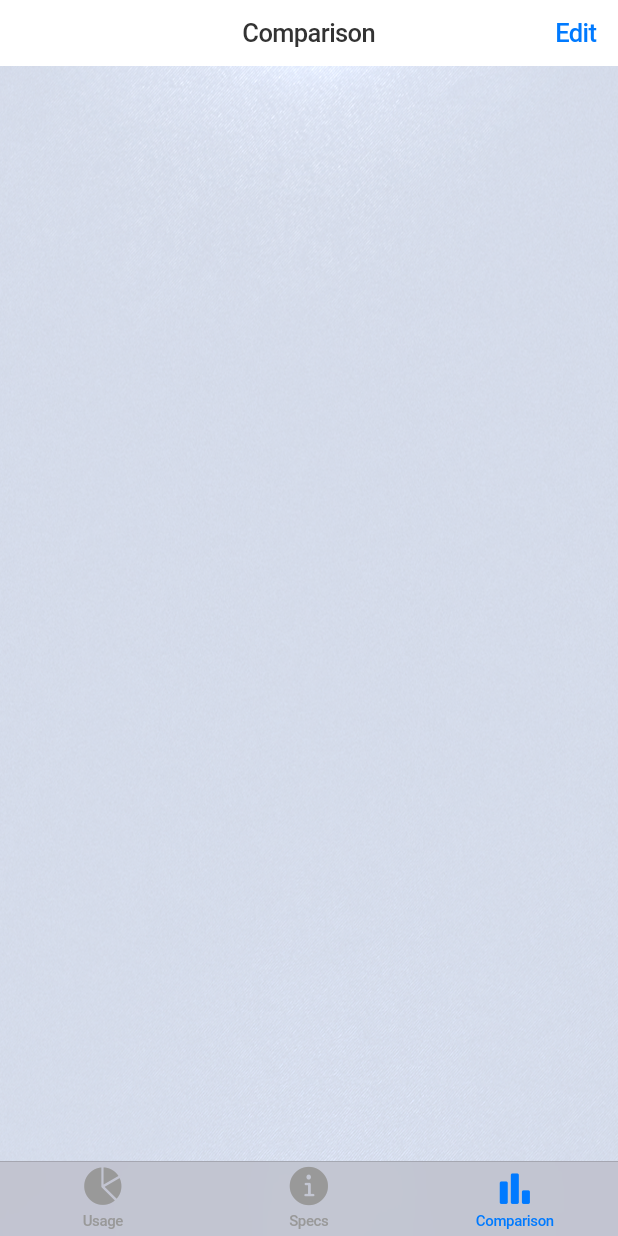
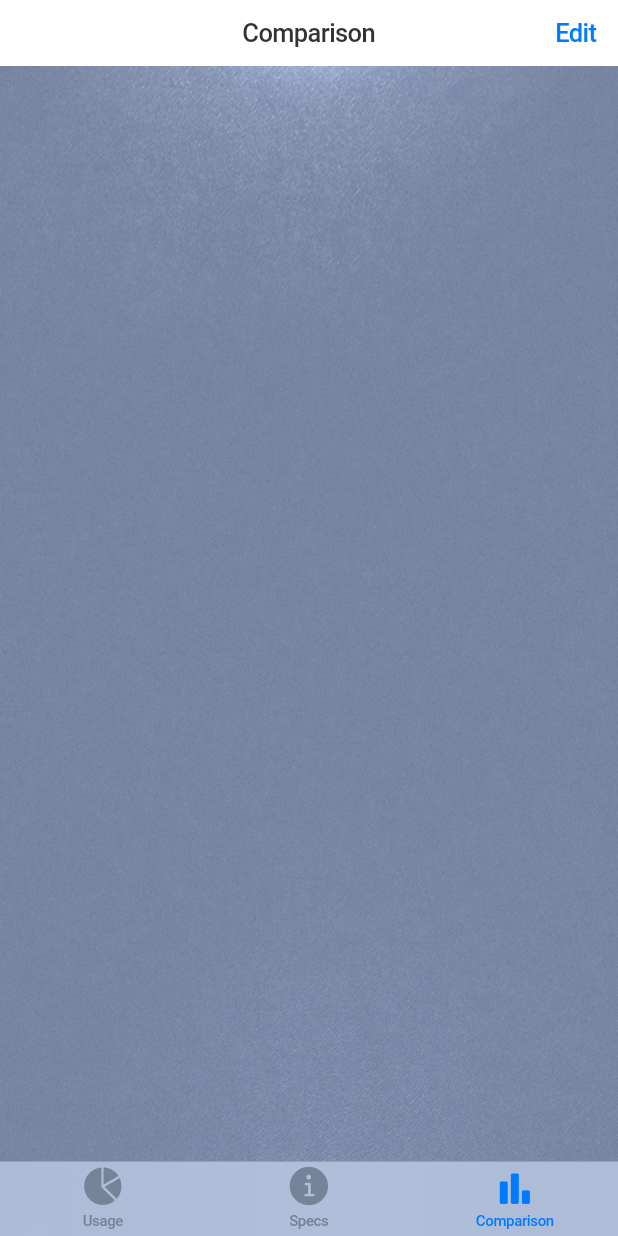
Before and after one commit to alxmoroz/actmonitor, a Flutter app: the screen it shows after launch, item 3 of the bottom bar chosen, on a phone screen of 412 x 824 dp. Run offline on Flutter 3.47's test engine with Material 2 defaults, Android fonts, the phone set to English and light mode, and no system bars; our stand-ins replace device_info_plus, flutter_mobx, hive, mobx, package_info; accounts and stored records are empty; generated files the repository leaves out were written again; project files that could hold a hidden picture were left out.

Commit message:
#1772 доработка сочетания цветов для темной и светлой темы

```diff
--- a/lib/ui/components/colors.dart
+++ b/lib/ui/components/colors.dart
@@ -4,11 +4,14 @@ import 'package:flutter/cupertino.dart';
 
 Color get darkColor => const CupertinoDynamicColor.withBrightness(color: Color(0xFF333333), darkColor: Color(0xFFCCCCCC));
 
+Color get inactiveColor => const CupertinoDynamicColor.withBrightness(color: Color(0xFF758599), darkColor: Color(0xFF999999));
+
 Color get cardBackgroundColor => CupertinoColors.systemGrey5;
+// Color get cardBackgroundColor => const CupertinoDynamicColor.withBrightness(color: Color(0xFFE0E0F0), darkColor: Color.fromARGB(255, 50, 50, 52));
 // Color get cardBackgroundColor2 => CupertinoColors.systemGrey3;
 
 // Color get navbarBgColor => CupertinoColors.systemFill;
 Color get navbarBgColor => const CupertinoDynamicColor.withBrightness(
-      color: Color.fromARGB(150, 180, 180, 190),
-      darkColor: Color.fromARGB(150, 80, 80, 85),
+      color: Color.fromARGB(170, 200, 215, 240),
+      darkColor: Color.fromARGB(170, 40, 50, 60),
     );
--- a/lib/ui/components/images.dart
+++ b/lib/ui/components/images.dart
@@ -7,8 +7,6 @@ BoxDecoration bgDecoration(BuildContext context) => BoxDecoration(
       image: DecorationImage(
         image: const AssetImage('assets/images/background.png'),
         fit: BoxFit.fill,
-        // colorFilter: CupertinoTheme.brightnessOf(context) == Brightness.dark ? null : const ColorFilter.mode(Color(0xFFFFFFFF), BlendMode.overlay),
-        colorFilter: CupertinoTheme.brightnessOf(context) == Brightness.dark ? null : const ColorFilter.mode(Color(0x99FFFFFF), BlendMode.plus),
-        // colorFilter: CupertinoTheme.brightnessOf(context) == Brightness.dark ? null : const ColorFilter.mode(Color(0x00FFFFFF), BlendMode.src),
+        colorFilter: CupertinoTheme.brightnessOf(context) == Brightness.dark ? null : const ColorFilter.mode(Color(0xFFFFFFFF), BlendMode.overlay),
       ),
     );
--- a/lib/ui/main_view.dart
+++ b/lib/ui/main_view.dart
@@ -48,6 +48,7 @@ class _MainViewState extends State<MainView> {
 
     return CupertinoTabScaffold(
       tabBar: CupertinoTabBar(
+        inactiveColor: inactiveColor,
         backgroundColor: navbarBgColor,
         items: [
           BottomNavigationBarItem(icon: usageTabbarIcon, label: loc.usage),
```
